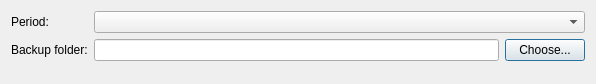
till213/SkyDolly, file src/UserInterface/src/Dialog/LogbookBackupDialog.ui: the form before one commit.
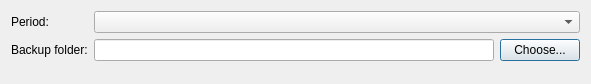
The form after the commit. Custom widgets are drawn as their Qt base class.

```diff
--- a/src/UserInterface/src/Dialog/LogbookBackupDialog.ui
+++ b/src/UserInterface/src/Dialog/LogbookBackupDialog.ui
@@ -6,8 +6,8 @@
    <rect>
     <x>0</x>
     <y>0</y>
-    <width>596</width>
-    <height>82</height>
+    <width>583</width>
+    <height>84</height>
    </rect>
   </property>
   <property name="windowTitle">
```
Left out of the diff: 6 changed lines with no effect on the pictures.
